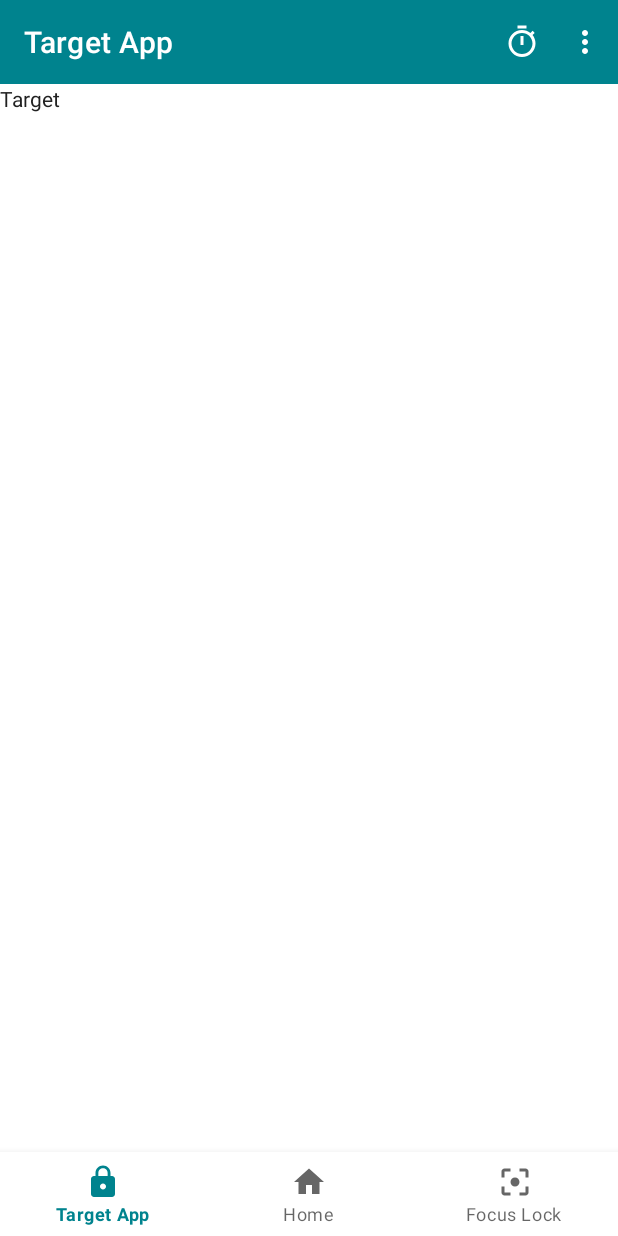
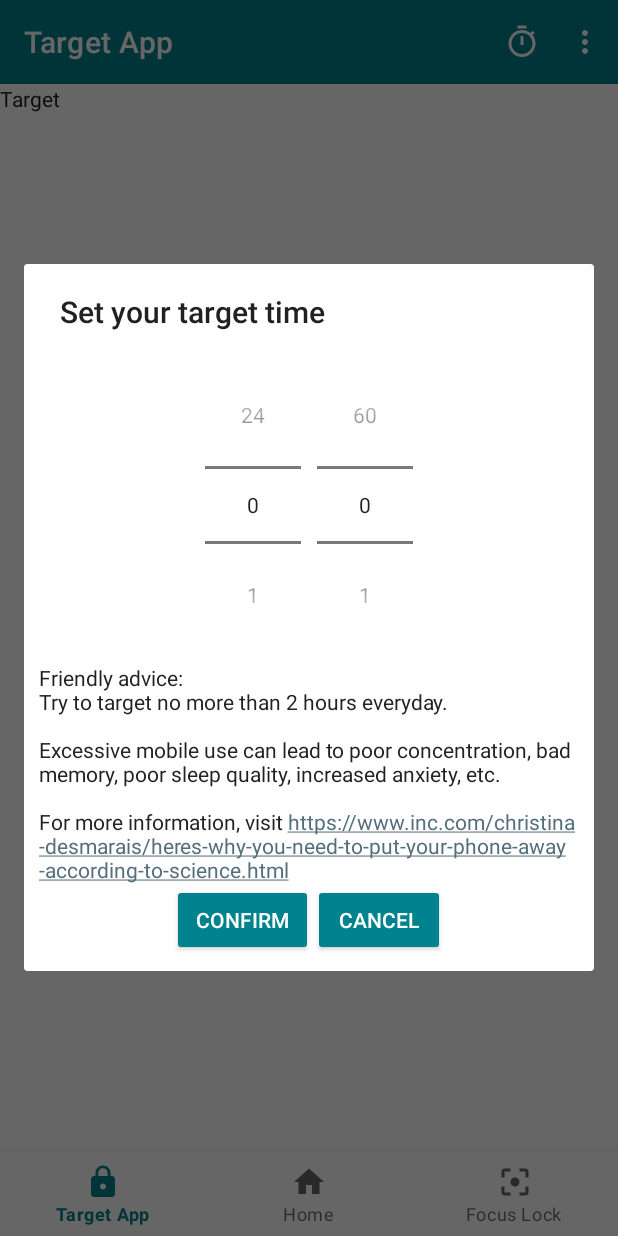
Before and after one commit to jeff-ntl/V-sion, an Android app: the screen it shows after launch (MainActivity), after a tap on "Timer", on a phone screen of 412 x 824 dp. Run offline under Robolectric (Android 15) with nearby library versions, the phone set to English and light mode, and no system bars; our stand-ins replace navigation-ui; libraries missing offline, so code that uses them is left out: org.jetbrains.anko; 5 statements that could not run were skipped.

Commit message:
user can now set customized target time

```diff
--- a/app/src/main/java/com/example/v_sion/MainActivity.kt
+++ b/app/src/main/java/com/example/v_sion/MainActivity.kt
@@ -1,24 +1,32 @@
 package com.example.v_sion
 
-import androidx.appcompat.app.AppCompatActivity
+import android.app.AlertDialog
+import android.content.Context
+import android.content.SharedPreferences
 import android.os.Bundle
+import android.view.LayoutInflater
 import android.view.Menu
 import android.view.MenuItem
-import android.widget.EditText
-import androidx.appcompat.widget.SearchView
+import androidx.appcompat.app.AppCompatActivity
 import androidx.appcompat.widget.Toolbar
+import androidx.fragment.app.Fragment
+import androidx.fragment.app.FragmentManager
 import androidx.navigation.NavController
 import androidx.navigation.findNavController
-import androidx.navigation.fragment.NavHostFragment
-import androidx.navigation.fragment.NavHostFragment.findNavController
+import androidx.navigation.fragment.findNavController
 import androidx.navigation.ui.*
+import com.example.v_sion.fragments.HomeFragment
 import kotlinx.android.synthetic.main.activity_main.*
+import kotlinx.android.synthetic.main.fragment_home.*
+import kotlinx.android.synthetic.main.fragment_timer.view.*
 import org.jetbrains.anko.AnkoLogger
 import org.jetbrains.anko.info
 
 class MainActivity : AppCompatActivity(), AnkoLogger {
 
     private lateinit var appBarConfiguration: AppBarConfiguration
+    private lateinit var fm: FragmentManager
+    private lateinit var homeFragment: HomeFragment
 
     override fun onCreate(savedInstanceState: Bundle?) {
         super.onCreate(savedInstanceState)
@@ -42,8 +50,6 @@ class MainActivity : AppCompatActivity(), AnkoLogger {
         // Bottom Navigation
         setupBottomNavMenu(navController)
         setupActionBar(navController)
-
-
     }
 
     private fun setupBottomNavMenu(navController: NavController) {
@@ -62,8 +68,54 @@ class MainActivity : AppCompatActivity(), AnkoLogger {
     }
 
     // Handle navigation with onNavDestinationSelected helper method,
-    // if the menu item is not meant to navigate, handel with super.onOptionsItemSelected
+    // if the menu item is not meant to navigate, handle with super.onOptionsItemSelected
     override fun onOptionsItemSelected(item: MenuItem): Boolean {
+        when (item?.itemId) {
+            R.id.item_timer -> {
+                //Inflate the dialog with custom view
+                val mDialogView = LayoutInflater.from(this).inflate(R.layout.fragment_timer, null)
+                //AlertDialogBuilder
+                val mBuilder = AlertDialog.Builder(this)
+                    .setView(mDialogView)
+                    .setTitle("Set your target time")
+                //show dialog
+                val  mAlertDialog = mBuilder.show()
+
+                //set range of time pickers
+                mDialogView.hourPicker.minValue = 0
+                mDialogView.hourPicker.maxValue = 24
+                mDialogView.minutePicker.minValue = 0
+                mDialogView.minutePicker.maxValue = 60
+
+                //handle confirm button clicked
+                mDialogView.dialogConfirmBtn.setOnClickListener {
+
+                    val targetHour = mDialogView.hourPicker.value.toString()
+                    val targetMinute = mDialogView.minutePicker.value.toString()
+                    val targetTime = targetHour + "h " + targetMinute + "m"
+
+                    //dismiss dialog
+                    mAlertDialog.dismiss()
+
+                    //get reference to the on screen fragment
+                    homeFragment = navHostFragment.childFragmentManager.fragments.get(0) as HomeFragment
+                    info("sharedPref frag first: " + navHostFragment.childFragmentManager.fragments.get(0))
+                    info("sharedPref frag: " + navHostFragment.childFragmentManager.fragments.last())
+
+                    //update the target time
+                    homeFragment.targetTimeCount.text = targetTime
+                    //save target time with SharedPreferences
+                    homeFragment.saveTargetTime()
+                }
+                //handle cancel button clicked
+                mDialogView.dialogCancelBtn.setOnClickListener {
+                    //dismiss dialog
+                    mAlertDialog.dismiss()
+                }
+            }
+
+        }
+
         return item.onNavDestinationSelected(findNavController(R.id.navHostFragment))
                 || super.onOptionsItemSelected(item)
     }
--- a/app/src/main/java/com/example/v_sion/fragments/HomeFragment.kt
+++ b/app/src/main/java/com/example/v_sion/fragments/HomeFragment.kt
@@ -1,10 +1,12 @@
 package com.example.v_sion.fragments
 
+import android.app.AlertDialog
 import android.app.AppOpsManager
 import android.app.usage.UsageEvents
 import android.app.usage.UsageStatsManager
 import android.content.Context
 import android.content.Intent
+import android.content.SharedPreferences
 import android.content.pm.ApplicationInfo
 import android.content.pm.PackageManager
 import android.graphics.Bitmap
@@ -28,12 +30,14 @@ import com.example.v_sion.models.ResultModel
 import kotlinx.android.synthetic.main.activity_main.*
 import kotlinx.android.synthetic.main.fragment_home.*
 import kotlinx.android.synthetic.main.fragment_home.view.*
+import kotlinx.android.synthetic.main.fragment_timer.view.*
 import org.jetbrains.anko.AnkoLogger
 import org.jetbrains.anko.info
 import java.text.SimpleDateFormat
 import java.util.*
 import kotlin.collections.ArrayList
 import kotlin.collections.HashMap
+import com.example.v_sion.fragments.TimerFragment as TimerFragment1
 
 
 // Parameters
@@ -55,6 +59,10 @@ private var results = mutableListOf<ResultModel>()
 private var searchResults = mutableListOf<ResultModel>()
 
 private var totalTime : String = ""
+
+//for SharedPreferences
+private val SHARED_PREFS = "sharedPrefs"
+private val TARGET = "target"
 
 
 
@@ -133,6 +141,8 @@ class HomeFragment : Fragment(), AnkoLogger {
         }
         //return true
         //return super.onCreateOptionsMenu(menu)
+
+
     }
 
     override fun onViewCreated(view: View, savedInstanceState: Bundle?) {
@@ -145,9 +155,10 @@ class HomeFragment : Fragment(), AnkoLogger {
             totalTime = getUsageStatistics(start_time.timeInMillis, end_time)
             showUsageStats()
             showTimeTracking()
-/*
             //load target time saved, if any.
             loadTargetTime()
+/*
+
             targetAchieved = compareTimeSpent(targetTimeCount.text.toString(),totalTimeCount.text.toString())
             scheduleGetUsageStats()
 */
@@ -312,6 +323,25 @@ class HomeFragment : Fragment(), AnkoLogger {
         return convertTime(totalTime)
     }
 
+    //only called when there's a change in target time (hit confirm button in the target dialog)
+    fun saveTargetTime(){
+        //MODE_PRIVATE: no other app can change our shared preferences
+        val sharedPref: SharedPreferences = requireActivity().getPreferences(Context.MODE_PRIVATE)
+        val editor = sharedPref.edit()
+        editor.putString(TARGET,targetTimeCount.text.toString())
+
+        editor.apply()
+        info("sharedprefs: " + sharedPref.getString(TARGET,"2h 0m"))
+    }
+
+    fun loadTargetTime(){
+        val sharedPref: SharedPreferences = requireActivity().getPreferences(Context.MODE_PRIVATE)
+        //default target time: 2h 0m
+        if(targetTimeCount!=null){
+            targetTimeCount.text = sharedPref.getString(TARGET,"2h 0m")
+        }
+    }
+
     //convert packagename(eg: ie.wit.tracko for this app) obtained from UsageStatsManager to app name (eg: Tracko)
     private fun convertToAppName(packageName: String):String{
         //val packageManager: PackageManager = applicationContext.packageManager
--- /dev/null
+++ b/app/src/main/java/com/example/v_sion/fragments/TimerFragment.kt
@@ -0,0 +1,21 @@
+package com.example.v_sion.fragments
+
+import android.os.Bundle
+import android.view.LayoutInflater
+import android.view.View
+import android.view.ViewGroup
+import androidx.fragment.app.DialogFragment
+import com.example.v_sion.R
+
+class TimerFragment: DialogFragment() {
+
+    override fun onCreateView(
+        inflater: LayoutInflater,
+        container: ViewGroup?,
+        savedInstanceState: Bundle?
+    ): View? {
+        var rootView: View = inflater.inflate(R.layout.fragment_timer, container, false)
+        //return super.onCreateView(inflater, container, savedInstanceState)
+        return rootView
+    }
+}
--- /dev/null
+++ b/app/src/main/res/layout/fragment_timer.xml
@@ -0,0 +1,55 @@
+<?xml version="1.0" encoding="utf-8"?>
+<LinearLayout
+    xmlns:android="http://schemas.android.com/apk/res/android"
+    android:layout_width="match_parent"
+    android:layout_height="match_parent"
+    android:orientation="vertical"
+    android:padding="@dimen/layout_padding">
+
+    <LinearLayout
+        android:layout_width="match_parent"
+        android:layout_height="wrap_content"
+        android:orientation="horizontal"
+        android:padding="@dimen/layout_padding"
+        android:gravity="center">
+
+        <NumberPicker
+            android:id="@+id/hourPicker"
+            android:layout_margin="@dimen/small_margin"
+            android:layout_width="wrap_content"
+            android:layout_height="wrap_content"/>
+
+        <NumberPicker
+            android:id="@+id/minutePicker"
+            android:layout_margin="@dimen/small_margin"
+            android:layout_width="wrap_content"
+            android:layout_height="wrap_content"/>
+
+    </LinearLayout>
+
+    <TextView
+        android:layout_width="match_parent"
+        android:layout_height="wrap_content"
+        android:autoLink="web"
+        android:text="@string/target_advice_text"/>
+
+    <LinearLayout
+        android:layout_width="match_parent"
+        android:layout_height="wrap_content"
+        android:orientation="horizontal"
+        android:gravity="center">
+        <Button
+            android:id="@+id/dialogConfirmBtn"
+            android:text="@string/dialog_confirm_text"
+            style="@style/Base.Widget.AppCompat.Button.Colored"
+            android:layout_width="wrap_content"
+            android:layout_height="wrap_content" />
+        <Button
+            android:id="@+id/dialogCancelBtn"
+            android:text="@string/dialog_cancel_text"
+            style="@style/Base.Widget.AppCompat.Button.Colored"
+            android:layout_width="wrap_content"
+            android:layout_height="wrap_content" />
+    </LinearLayout>
+
+</LinearLayout>
--- a/app/src/main/res/values/dimens.xml
+++ b/app/src/main/res/values/dimens.xml
@@ -3,4 +3,5 @@
     <dimen name="text_size_18sp">18sp</dimen>
     <dimen name="text_size_12sp">12sp</dimen>
     <dimen name="layout_padding">10dp</dimen>
+    <dimen name="small_margin">5dp</dimen>
 </resources>
--- a/app/src/main/res/values/strings.xml
+++ b/app/src/main/res/values/strings.xml
@@ -14,4 +14,7 @@
     <string name="menu_item_timer_text">Timer</string>
     <string name="menu_item_my_profile_text">My Profile</string>
     <string name="menu_item_past_usage_text">Past Usage</string>
+    <string name="dialog_confirm_text">Confirm</string>
+    <string name="dialog_cancel_text">Cancel</string>
+    <string name="target_advice_text">Friendly advice:\nTry to target no more than 2 hours everyday.\n\nExcessive mobile use can lead to poor concentration, bad memory, poor sleep quality, increased anxiety, etc.\n\nFor more information, visit https://www.inc.com/christina-desmarais/heres-why-you-need-to-put-your-phone-away-according-to-science.html</string>
 </resources>
```
